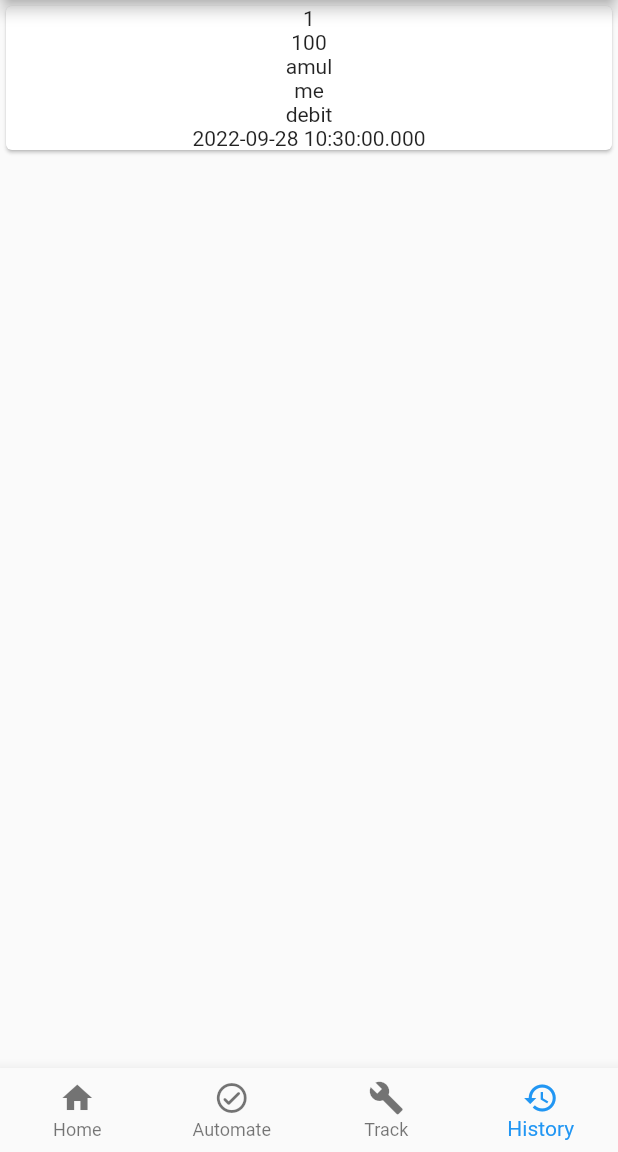
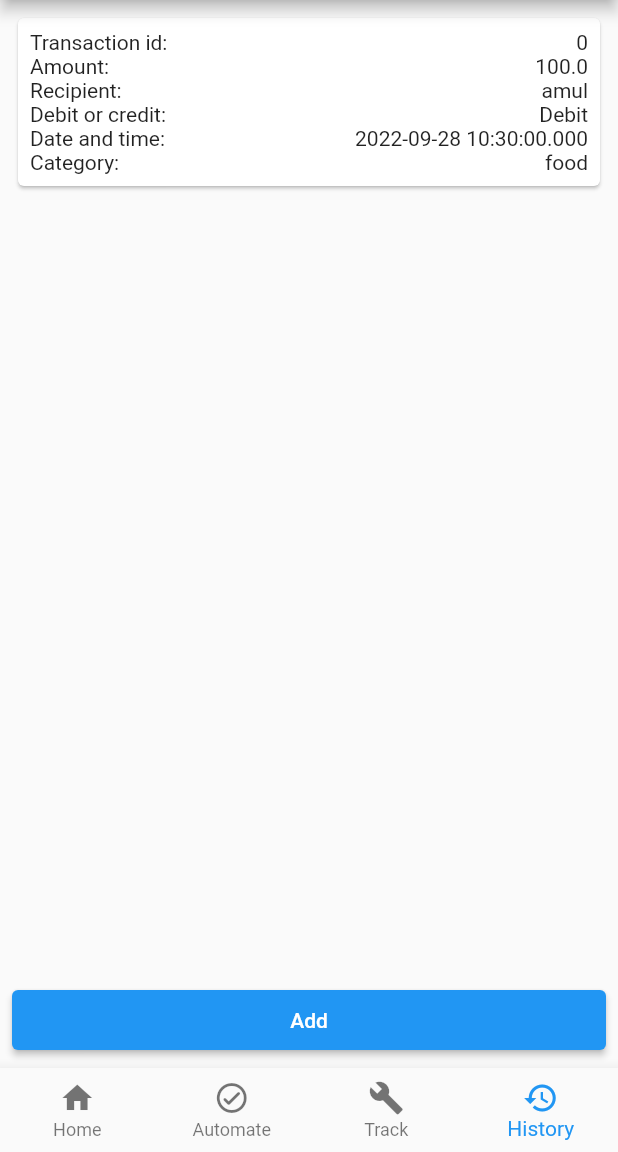
Before and after one commit to aadilkhalifa/wallet-app, a Flutter app: the screen it shows after launch, item 4 of the bottom bar chosen, on a phone screen of 412 x 824 dp, the part 84-1236 px from its top. Run offline on Flutter 3.47's test engine with Material 2 defaults, Android fonts, the phone set to English and light mode, and no system bars.

Commit message:
Add and update transactions added

```diff
--- a/lib/Models/Transactions_model.dart
+++ b/lib/Models/Transactions_model.dart
@@ -2,33 +2,35 @@ import 'dart:collection';
 
 import 'package:flutter/material.dart';
 
+int next_id = 1;
+
 class Transaction {
-  Transaction(id, amount, from, to, debitOrCredit, dateTime) {
-    this.id = id;
-    this.amount = amount;
-    this.from = from;
-    this.to = to;
-    this.debitOrCredit = debitOrCredit;
-    this.dateTime = dateTime;
-  }
+  Transaction(this.id, this.amount, this.from, this.to, this.debit,
+      this.dateTime, this.category);
   late int id;
-  late int amount;
+  late double amount;
   late String from;
   late String to;
-  late String debitOrCredit;
+  late bool debit;
   late DateTime dateTime;
+  late String category;
 }
 
 class TransactionsModel extends ChangeNotifier {
   /// Internal, private state of the cart.
   final List<Transaction> _transactions = [
-    Transaction(1, 100, 'me', 'amul', 'debit', DateTime.now()),
+    Transaction(0, 100, 'me', 'amul', true, DateTime.now(), 'food'),
   ];
 
   UnmodifiableListView<Transaction> get items =>
       UnmodifiableListView(_transactions);
 
   void add(Transaction transaction) {
+    transaction.id = next_id;
+    next_id = next_id + 1;
+
+    if (transaction.from == '') transaction.from = 'null';
+    if (transaction.category == '') transaction.category = 'null';
     _transactions.add(transaction);
     // This call tells the widgets that are listening to this model to rebuild.
     notifyListeners();
@@ -48,4 +50,21 @@ class TransactionsModel extends ChangeNotifier {
     // This call tells the widgets that are listening to this model to rebuild.
     notifyListeners();
   }
+
+  void deleteTransactionWithId(id) {
+    int index = _transactions.indexWhere((t) => t.id == id);
+    _transactions.removeAt(index);
+    // This call tells the widgets that are listening to this model to rebuild.
+    notifyListeners();
+  }
+
+  void updateTransactionWithId(id, transaction) {
+    if (transaction.from == '') transaction.from = 'null';
+    if (transaction.category == '') transaction.category = 'null';
+
+    int index = _transactions.indexWhere((t) => t.id == id);
+    _transactions[index] = transaction;
+    // This call tells the widgets that are listening to this model to rebuild.
+    notifyListeners();
+  }
 }
--- a/lib/Pages/History_page.dart
+++ b/lib/Pages/History_page.dart
@@ -3,6 +3,8 @@ import 'package:flutter/material.dart';
 import 'package:flutter/src/foundation/key.dart';
 import 'package:flutter/src/widgets/framework.dart';
 import 'package:provider/provider.dart';
+import 'package:wallet/Pages/New_transaction_page.dart';
+import 'package:wallet/Pages/Transaction_details.page.dart';
 
 import '../Models/Transactions_model.dart';
 
@@ -18,23 +20,119 @@ class _History_pageState extends State<History_page> {
   Widget build(BuildContext context) {
     return Consumer<TransactionsModel>(
       builder: (context, transactions, child) {
-        return ListView.builder(
+        return Padding(
+          padding: const EdgeInsets.all(8.0),
+          child: Column(
+            crossAxisAlignment: CrossAxisAlignment.stretch,
+            children: [
+              Expanded(
+                child: ListView.builder(
                     itemCount: transactions.count,
                     itemBuilder: (BuildContext context, int index) {
                       Transaction transaction = transactions.atIndex(index);
-              return Card(
+                      return GestureDetector(
+                        onTap: () {
+                          Navigator.push(
+                            context,
+                            MaterialPageRoute(
+                              builder: (context) => ChangeNotifierProvider<
+                                  TransactionsModel>.value(
+                                value: transactions,
+                                child: Transation_details_page(transaction),
+                              ),
+                            ),
+                            // const New_transaction_page()),
+                          );
+                        },
+                        child: Card(
+                          child: Padding(
+                            padding: const EdgeInsets.all(8.0),
                             child: Column(
                               children: [
+                                Row(
+                                  children: [
+                                    Text('Transaction id: '),
                                     Text(transaction.id.toString()),
+                                  ],
+                                  mainAxisAlignment:
+                                      MainAxisAlignment.spaceBetween,
+                                ),
+                                Row(
+                                  children: [
+                                    Text('Amount: '),
                                     Text(transaction.amount.toString()),
-                    Text(transaction.to.toString()),
-                    Text(transaction.from.toString()),
-                    Text(transaction.debitOrCredit.toString()),
+                                  ],
+                                  mainAxisAlignment:
+                                      MainAxisAlignment.spaceBetween,
+                                ),
+                                Row(
+                                  children: [
+                                    Text('Recipient: '),
+                                    Text(transaction.to),
+                                  ],
+                                  mainAxisAlignment:
+                                      MainAxisAlignment.spaceBetween,
+                                ),
+                                Row(
+                                  children: [
+                                    Text('Debit or credit: '),
+                                    Text('Debit'),
+                                  ],
+                                  mainAxisAlignment:
+                                      MainAxisAlignment.spaceBetween,
+                                ),
+                                Row(
+                                  children: [
+                                    Text('Date and time: '),
                                     Text(transaction.dateTime.toString()),
+                                  ],
+                                  mainAxisAlignment:
+                                      MainAxisAlignment.spaceBetween,
+                                ),
+                                Row(
+                                  children: [
+                                    Text('Category: '),
+                                    Text(transaction.category),
+                                  ],
+                                  mainAxisAlignment:
+                                      MainAxisAlignment.spaceBetween,
+                                ),
+                                // Text(transaction.id.toString()),
+                                // Text(transaction.amount.toString()),
+                                // Text(transaction.to.toString()),
+                                // Text(transaction.from.toString()),
+                                // Text(transaction.debit ? 'debit' : 'credit'),
+                                // Text(transaction.dateTime.toString()),
+                              ],
+                            ),
+                          ),
+                        ),
+                      );
+                    }),
+              ),
+              ElevatedButton(
+                style: ElevatedButton.styleFrom(
+                  minimumSize: Size.fromHeight(
+                      40), // fromHeight use double.infinity as width and 40 is the height
+                ),
+                onPressed: () {
+                  Navigator.push(
+                    context,
+                    MaterialPageRoute(
+                      builder: (context) =>
+                          ChangeNotifierProvider<TransactionsModel>.value(
+                        value: transactions,
+                        child: New_transaction_page(),
+                      ),
+                    ),
+                    // const New_transaction_page()),
+                  );
+                },
+                child: Text('Add'),
+              ),
             ],
           ),
         );
-            });
       },
     );
   }
--- /dev/null
+++ b/lib/Pages/New_transaction_page.dart
@@ -0,0 +1,82 @@
+import 'package:flutter/material.dart';
+import 'package:flutter/src/foundation/key.dart';
+import 'package:flutter/src/widgets/framework.dart';
+import 'package:provider/provider.dart';
+
+import '../Models/Transactions_model.dart';
+
+class New_transaction_page extends StatefulWidget {
+  const New_transaction_page({Key? key}) : super(key: key);
+
+  @override
+  State<New_transaction_page> createState() => _New_transaction_pageState();
+}
+
+class _New_transaction_pageState extends State<New_transaction_page> {
+  double amount = 0;
+  String recipient = "";
+  String category = "";
+
+  @override
+  Widget build(BuildContext context) {
+    return Scaffold(
+        appBar: AppBar(
+          title: const Text('New Transaction'),
+        ),
+        body: Padding(
+          padding: const EdgeInsets.all(8.0),
+          child: Column(
+            crossAxisAlignment: CrossAxisAlignment.stretch,
+            children: [
+              Expanded(
+                  child: SingleChildScrollView(
+                      child: Column(
+                children: [
+                  // Text('Amount'),
+                  TextField(
+                    decoration:
+                        new InputDecoration(labelText: "Enter the amount"),
+                    keyboardType: TextInputType.number,
+                    onChanged: (text) {
+                      amount = double.parse(text);
+                    },
+                  ),
+
+                  TextField(
+                    decoration:
+                        new InputDecoration(labelText: "Enter the recipient"),
+                    keyboardType: TextInputType.text,
+                    onChanged: (text) {
+                      recipient = text;
+                    },
+                  ),
+                  TextField(
+                    decoration:
+                        new InputDecoration(labelText: "Enter the category"),
+                    keyboardType: TextInputType.text,
+                    onChanged: (text) {
+                      category = text;
+                    },
+                  ),
+                ],
+              ))),
+              Consumer<TransactionsModel>(
+                builder: (context, transactions, child) {
+                  return ElevatedButton(
+                    style: ElevatedButton.styleFrom(
+                      minimumSize: Size.fromHeight(40),
+                    ),
+                    onPressed: () {
+                      transactions.add(new Transaction(1, amount, 'me',
+                          recipient, true, DateTime.now(), ''));
+                      Navigator.pop(context);
+                    },
+                    child: Text('Done'),
+                  );
+                },
+              )
+            ],
+          ),
+        ));
+  }
+}
--- /dev/null
+++ b/lib/Pages/Transaction_details.page.dart
@@ -0,0 +1,121 @@
+import 'package:flutter/material.dart';
+import 'package:flutter/src/foundation/key.dart';
+import 'package:flutter/src/widgets/framework.dart';
+import 'package:provider/provider.dart';
+
+import '../Models/Transactions_model.dart';
+
+class Transation_details_page extends StatelessWidget {
+  Transation_details_page(this.transaction, {Key? key}) : super(key: key) {
+    amount = transaction.amount;
+    recipient = transaction.to;
+    category = transaction.category;
+  }
+
+  Transaction transaction;
+  double amount = 0;
+  String recipient = "";
+  String category = "";
+
+  final amountController = TextEditingController();
+
+  @override
+  Widget build(BuildContext context) {
+    return Scaffold(
+      appBar: AppBar(
+        title: Text('Transaction details'),
+      ),
+      body: Padding(
+        padding: const EdgeInsets.all(8.0),
+        child: Column(
+          crossAxisAlignment: CrossAxisAlignment.stretch,
+          children: [
+            Expanded(
+              child: SingleChildScrollView(
+                child: Column(
+                  children: [
+                    TextFormField(
+                      initialValue: amount.toString(),
+                      decoration:
+                          new InputDecoration(labelText: "Enter the amount"),
+                      keyboardType: TextInputType.number,
+                      // controller: amountController,
+                      onChanged: (text) {
+                        amount = double.parse(text);
+                        print(amount);
+                      },
+                    ),
+                    TextFormField(
+                      initialValue: recipient,
+                      decoration:
+                          new InputDecoration(labelText: "Enter the recipient"),
+                      keyboardType: TextInputType.text,
+                      onChanged: (text) {
+                        recipient = text;
+                      },
+                    ),
+                    TextFormField(
+                      initialValue: category,
+                      decoration:
+                          new InputDecoration(labelText: "Enter the category"),
+                      keyboardType: TextInputType.text,
+                      onChanged: (text) {
+                        category = text;
+                      },
+                    ),
+                  ],
+                ),
+              ),
+            ),
+            Consumer<TransactionsModel>(
+              builder: (context, transactions, child) {
+                return Row(
+                  children: [
+                    Expanded(
+                      child: ElevatedButton(
+                        style: ElevatedButton.styleFrom(
+                          minimumSize: Size.fromHeight(40),
+                        ),
+                        onPressed: () {
+                          transactions.deleteTransactionWithId(transaction.id);
+                          Navigator.pop(context);
+                        },
+                        child: Text('Delete'),
+                      ),
+                    ),
+                    SizedBox(
+                      width: 8.0,
+                    ),
+                    Expanded(
+                      child: OutlinedButton(
+                        style: ElevatedButton.styleFrom(
+                          minimumSize: Size.fromHeight(40),
+                        ),
+                        onPressed: () {
+                          transactions.updateTransactionWithId(
+                            transaction.id,
+                            new Transaction(
+                              transaction.id,
+                              amount,
+                              transaction.from,
+                              recipient,
+                              transaction.debit,
+                              transaction.dateTime,
+                              category,
+                            ),
+                          );
+                          Navigator.pop(context);
+                        },
+                        child: Text('Update'),
+                      ),
+                    ),
+                  ],
+                );
+              },
+            ),
+          ],
+        ),
+      ),
+    );
+  }
+}
```
Lines whose indentation alone changed are shown as unchanged.
